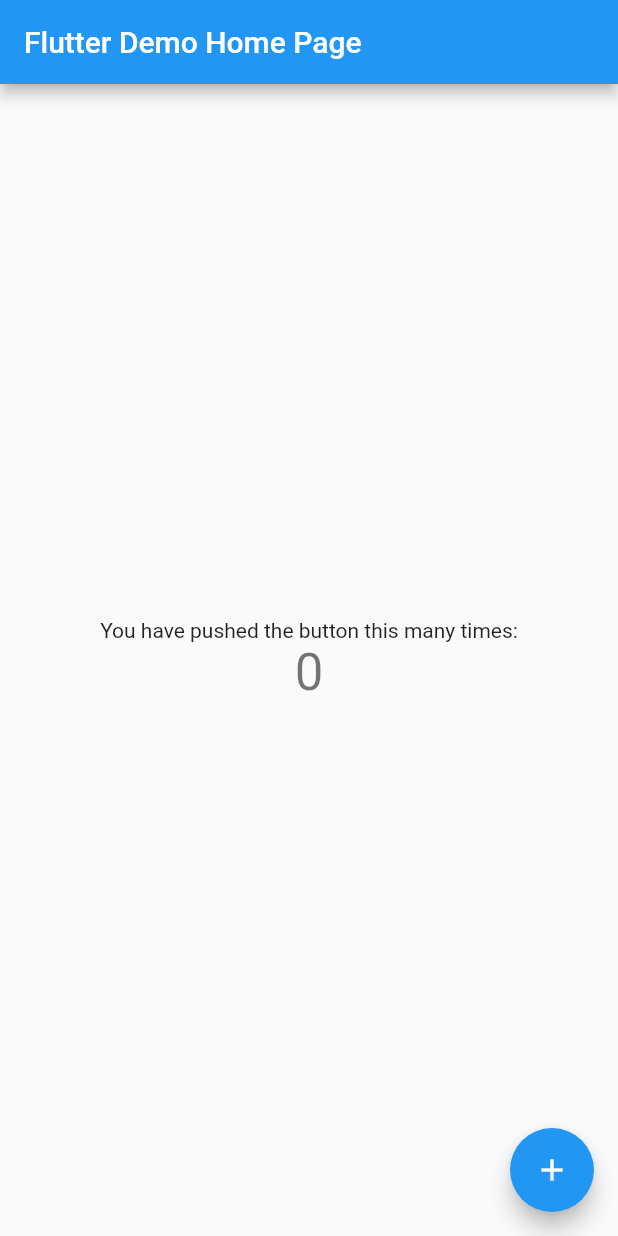
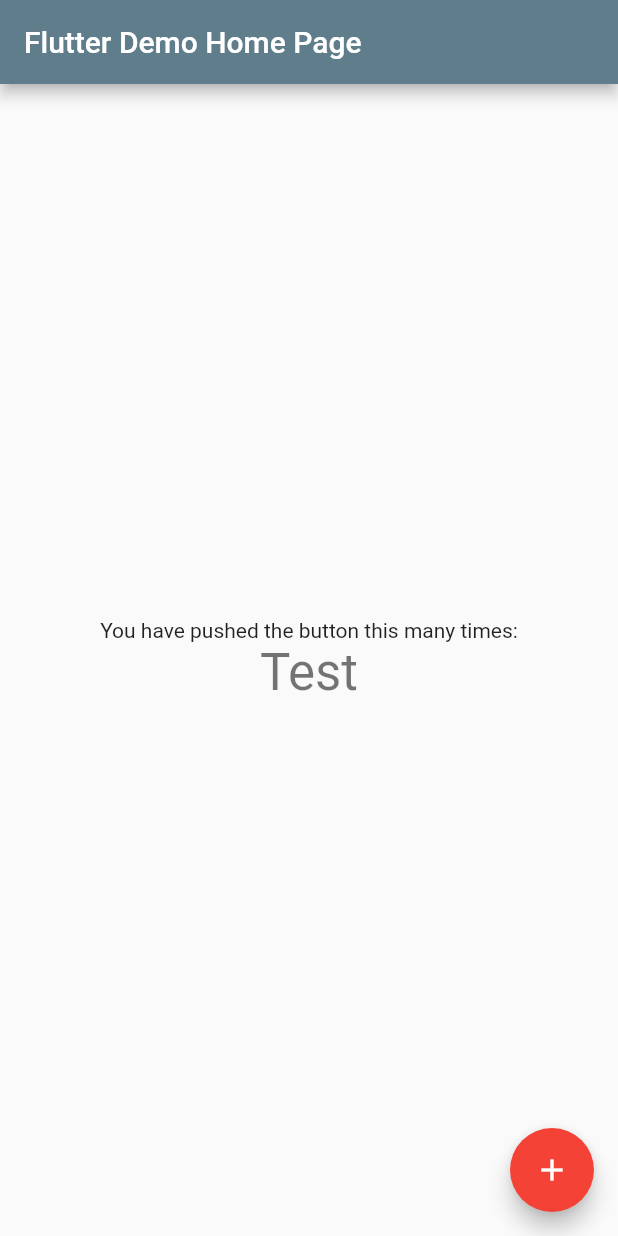
Before and after one commit to offlineprogrammer/email_app, a Flutter app: the screen it shows after launch, on a phone screen of 412 x 824 dp. Run offline on Flutter 3.47's test engine with Material 2 defaults, Android fonts, the phone set to English and light mode, and no system bars.

Commit message:
Stateless Widget

```diff
--- a/lib/main.dart
+++ b/lib/main.dart
@@ -1,29 +1,18 @@
 import 'package:flutter/material.dart';
 
 void main() {
-  runApp(MyApp());
+  runApp(EmailApp());
 }
 
-class MyApp extends StatelessWidget {
+class EmailApp extends StatelessWidget {
   // This widget is the root of your application.
   @override
   Widget build(BuildContext context) {
     return MaterialApp(
       title: 'Flutter Demo',
       theme: ThemeData(
-        // This is the theme of your application.
-        //
-        // Try running your application with "flutter run". You'll see the
-        // application has a blue toolbar. Then, without quitting the app, try
-        // changing the primarySwatch below to Colors.green and then invoke
-        // "hot reload" (press "r" in the console where you ran "flutter run",
-        // or simply save your changes to "hot reload" in a Flutter IDE).
-        // Notice that the counter didn't reset back to zero; the application
-        // is not restarted.
-        primarySwatch: Colors.blue,
-        // This makes the visual density adapt to the platform that you run
-        // the app on. For desktop platforms, the controls will be smaller and
-        // closer together (more dense) than on mobile platforms.
+        primarySwatch: Colors.blueGrey,
+        accentColor: Colors.red,
         visualDensity: VisualDensity.adaptivePlatformDensity,
       ),
       home: MyHomePage(title: 'Flutter Demo Home Page'),
@@ -31,84 +20,32 @@ class MyApp extends StatelessWidget {
   }
 }
 
-class MyHomePage extends StatefulWidget {
-  MyHomePage({Key key, this.title}) : super(key: key);
-
-  // This widget is the home page of your application. It is stateful, meaning
-  // that it has a State object (defined below) that contains fields that affect
-  // how it looks.
-
-  // This class is the configuration for the state. It holds the values (in this
-  // case the title) provided by the parent (in this case the App widget) and
-  // used by the build method of the State. Fields in a Widget subclass are
-  // always marked "final".
-
+class MyHomePage extends StatelessWidget {
   final String title;
-
-  @override
-  _MyHomePageState createState() => _MyHomePageState();
-}
-
-class _MyHomePageState extends State<MyHomePage> {
-  int _counter = 0;
-
-  void _incrementCounter() {
-    setState(() {
-      // This call to setState tells the Flutter framework that something has
-      // changed in this State, which causes it to rerun the build method below
-      // so that the display can reflect the updated values. If we changed
-      // _counter without calling setState(), then the build method would not be
-      // called again, and so nothing would appear to happen.
-      _counter++;
-    });
-  }
+  MyHomePage({this.title});
 
   @override
   Widget build(BuildContext context) {
-    // This method is rerun every time setState is called, for instance as done
-    // by the _incrementCounter method above.
-    //
-    // The Flutter framework has been optimized to make rerunning build methods
-    // fast, so that you can just rebuild anything that needs updating rather
-    // than having to individually change instances of widgets.
     return Scaffold(
       appBar: AppBar(
-        // Here we take the value from the MyHomePage object that was created by
-        // the App.build method, and use it to set our appbar title.
-        title: Text(widget.title),
+        title: Text(title),
       ),
       body: Center(
-        // Center is a layout widget. It takes a single child and positions it
-        // in the middle of the parent.
         child: Column(
-          // Column is also a layout widget. It takes a list of children and
-          // arranges them vertically. By default, it sizes itself to fit its
-          // children horizontally, and tries to be as tall as its parent.
-          //
-          // Invoke "debug painting" (press "p" in the console, choose the
-          // "Toggle Debug Paint" action from the Flutter Inspector in Android
-          // Studio, or the "Toggle Debug Paint" command in Visual Studio Code)
-          // to see the wireframe for each widget.
-          //
-          // Column has various properties to control how it sizes itself and
-          // how it positions its children. Here we use mainAxisAlignment to
-          // center the children vertically; the main axis here is the vertical
-          // axis because Columns are vertical (the cross axis would be
-          // horizontal).
           mainAxisAlignment: MainAxisAlignment.center,
           children: <Widget>[
             Text(
               'You have pushed the button this many times:',
             ),
             Text(
-              '$_counter',
+              'Test',
               style: Theme.of(context).textTheme.headline4,
             ),
           ],
         ),
       ),
       floatingActionButton: FloatingActionButton(
-        onPressed: _incrementCounter,
+        onPressed: () {},
         tooltip: 'Increment',
         child: Icon(Icons.add),
       ), // This trailing comma makes auto-formatting nicer for build methods.
```
